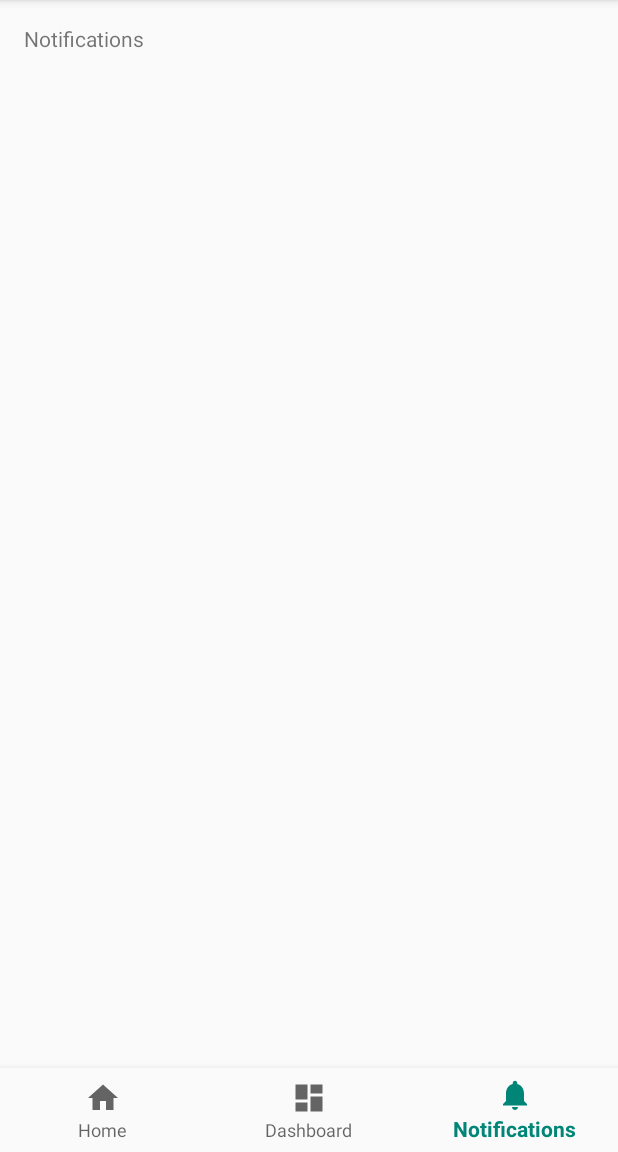
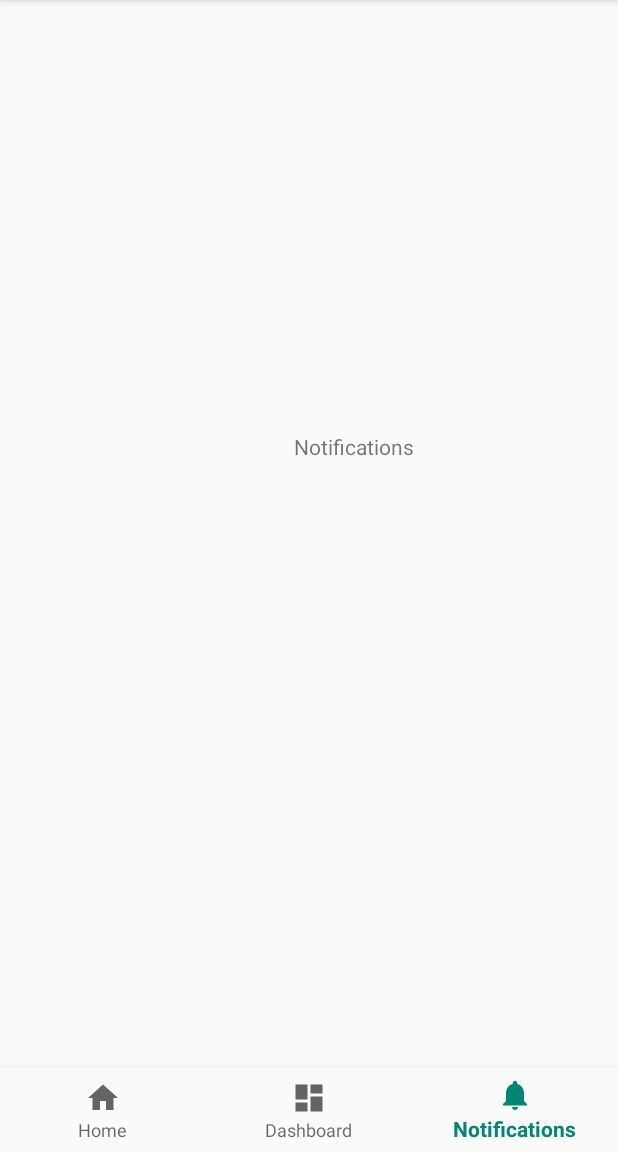
Before and after one commit to BeomjunSon/subwiki, an Android app: the screen it shows after launch (MainActivity), item 3 of the bottom bar chosen, on a phone screen of 412 x 824 dp, the part 84-1236 px from its top. Run offline under Robolectric (Android 15) with nearby library versions, the phone set to English and light mode, and no system bars.

Commit message:
테스트

```diff
--- a/app/src/main/res/layout/activity_main.xml
+++ b/app/src/main/res/layout/activity_main.xml
@@ -11,9 +11,8 @@
         android:id="@+id/message"
         android:layout_width="wrap_content"
         android:layout_height="wrap_content"
-        android:layout_marginStart="@dimen/activity_horizontal_margin"
-        android:layout_marginLeft="@dimen/activity_horizontal_margin"
-        android:layout_marginTop="@dimen/activity_vertical_margin"
+        android:layout_marginLeft="196dp"
+        android:layout_marginTop="288dp"
         android:text="@string/title_home"
         app:layout_constraintLeft_toLeftOf="parent"
         app:layout_constraintTop_toTopOf="parent" />
```
